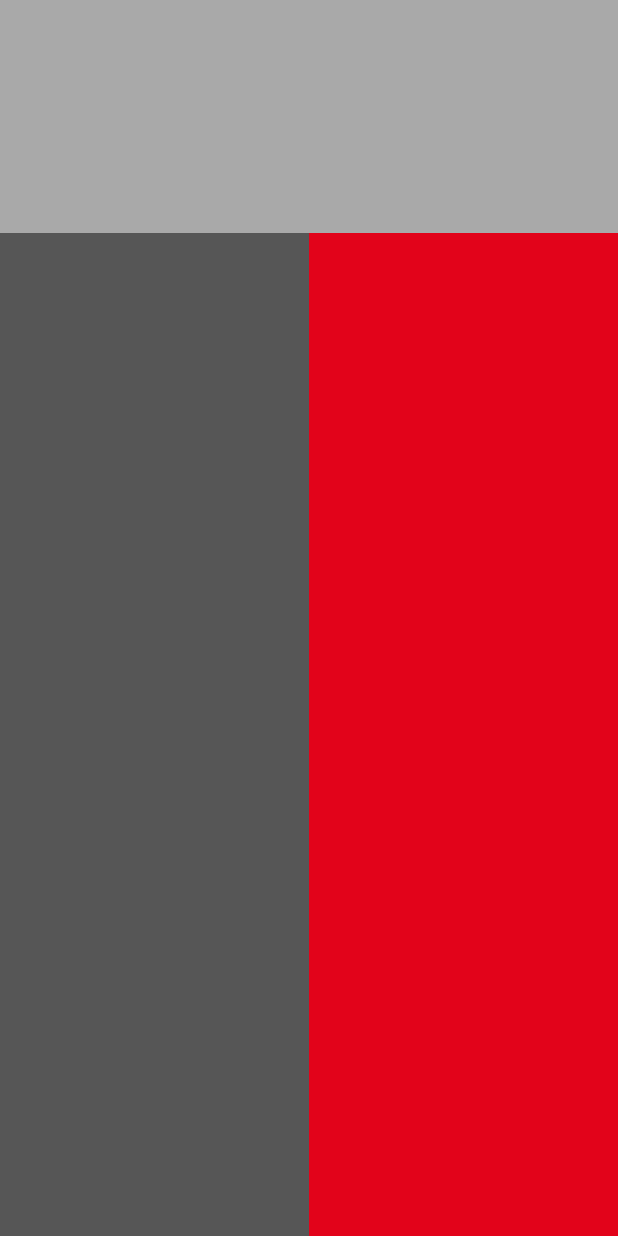
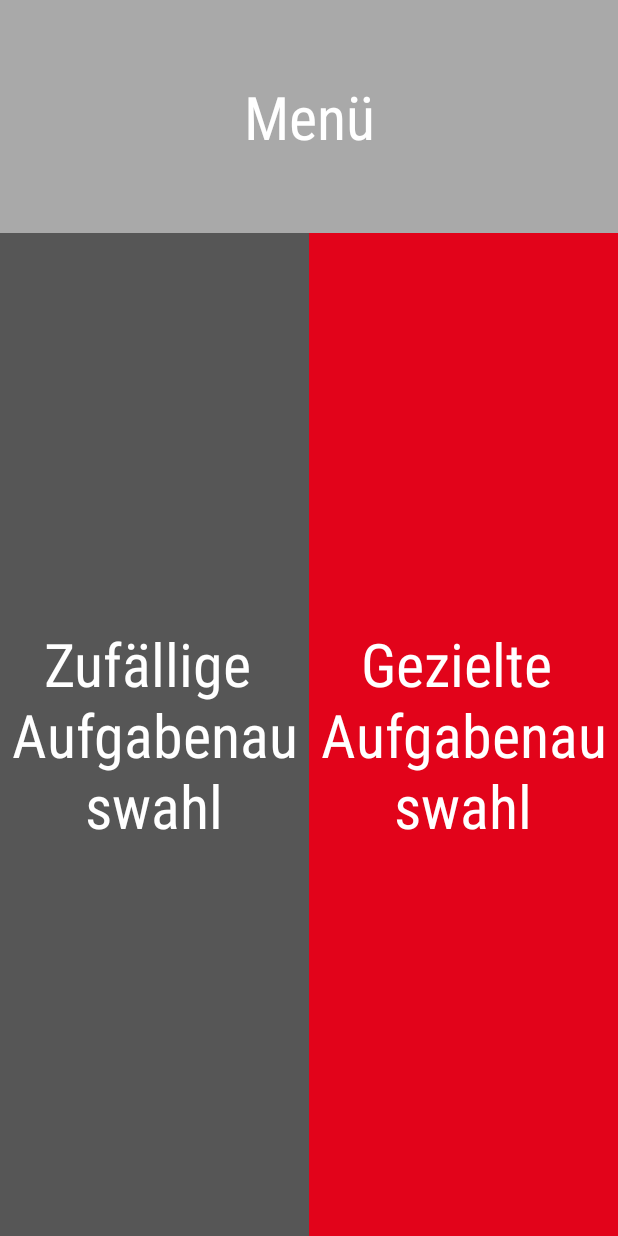
Before and after one commit to D3v3l0p3rB0n3/LuA_Trainingsapp, an Android app: the layout activity_main.xml on its own in the app's theme, with its tools: preview values and no code run, on a phone screen of 412 x 824 dp. Run offline under Robolectric (Android 15) with nearby library versions, the phone set to English and light mode, and no system bars.

Commit message:
#TroyVanson aka Programmierexperte

```diff
--- a/app/src/main/res/layout/activity_main.xml
+++ b/app/src/main/res/layout/activity_main.xml
@@ -12,6 +12,16 @@
         android:layout_width="match_parent"
         android:layout_height="60dp"
         android:layout_weight="1">
+
+        <TextView
+            android:layout_width="match_parent"
+            android:layout_height="match_parent"
+            android:gravity="center"
+            android:text="@string/menue"
+            android:textColor="@color/Text"
+            android:fontFamily="sans-serif-condensed"
+            android:textSize="40dp"
+            android:id="@+id/textView" />
     </LinearLayout>
     <LinearLayout
         android:layout_width="match_parent"
@@ -24,6 +34,15 @@
             android:background="@color/colorPrimary"
             android:layout_width="0dp"
             android:layout_weight="5">
+            <TextView
+                android:layout_width="match_parent"
+                android:layout_height="match_parent"
+                android:gravity="center"
+                android:text="@string/random"
+                android:textColor="@color/Text"
+                android:fontFamily="sans-serif-condensed"
+                android:textSize="40dp"
+                android:id="@+id/textView" />
         </LinearLayout>
         <LinearLayout
             android:orientation="vertical"
@@ -32,6 +51,15 @@
             android:background="@color/colorAccent"
             android:layout_width="0dp"
             android:layout_weight="5">
+            <TextView
+                android:layout_width="match_parent"
+                android:layout_height="match_parent"
+                android:gravity="center"
+                android:text="@string/specific"
+                android:textColor="@color/Text"
+                android:fontFamily="sans-serif-condensed"
+                android:textSize="40dp"
+                android:id="@+id/textView" />
         </LinearLayout>
     </LinearLayout>
 </LinearLayout>
--- a/app/src/main/res/values/colors.xml
+++ b/app/src/main/res/values/colors.xml
@@ -3,5 +3,6 @@
     <color name="colorPrimary">#565656</color>
     <color name="colorPrimaryDark">#4d4d4d</color>
     <color name="colorAccent">#e2031a</color>
-    <color name="Title">#a9a9a9 </color>
+    <color name="Title">#a9a9a9</color>
+    <color name="Text">#FFFFFFFF</color>
 </resources>
--- a/app/src/main/res/values/strings.xml
+++ b/app/src/main/res/values/strings.xml
@@ -1,3 +1,6 @@
 <resources>
     <string name="app_name">LuA_Trainingsapp</string>
+    <string name="menue">Menü</string>
+    <string name="random">Zufällige \nAufgabenauswahl</string>
+    <string name="specific">Gezielte \nAufgabenauswahl</string>
 </resources>
```
